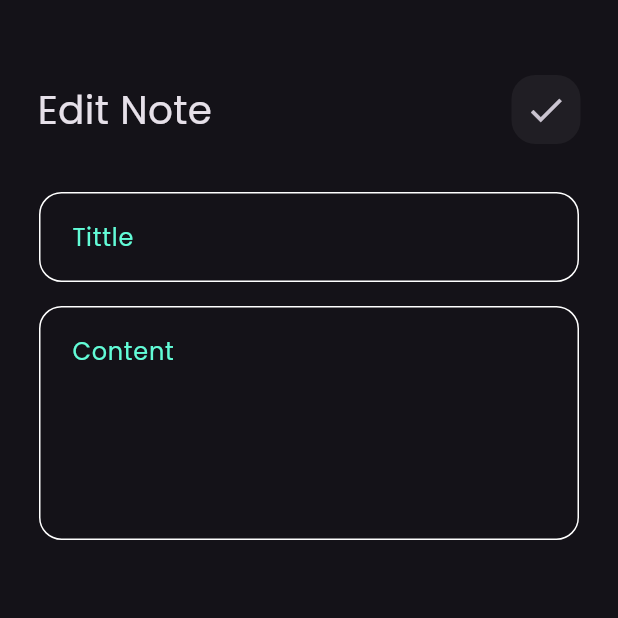
After one commit to Ezzat1444/notes_app, a Flutter app: the screen it shows after launch, after a tap on "Flutter Tips", on a phone screen of 412 x 824 dp, the top half of it. The commit adds this screen. Run offline on Flutter 3.47's test engine with Material 3 defaults, Android fonts, the phone set to English and light mode, and no system bars; our stand-ins replace font_awesome_flutter.

Commit message:
create edit view and body

```diff
--- /dev/null
+++ b/lib/views/edit_note_view.dart
@@ -0,0 +1,13 @@
+import 'package:flutter/material.dart';
+import 'package:notes_app/views/edit_view_body.dart';
+
+class EditNoteView extends StatelessWidget {
+  const EditNoteView({super.key});
+
+  @override
+  Widget build(BuildContext context) {
+    return Scaffold(
+      body: EditViewBody(),
+    );
+  }
+}
--- /dev/null
+++ b/lib/views/edit_view_body.dart
@@ -0,0 +1,49 @@
+import 'package:flutter/material.dart';
+import 'package:notes_app/views/widgets/custom_search_icon.dart';
+import 'package:notes_app/views/widgets/custom_textfield.dart';
+
+class EditViewBody extends StatelessWidget {
+  const EditViewBody({super.key});
+
+  @override
+  Widget build(BuildContext context) {
+    return Padding(
+      padding: const EdgeInsets.symmetric(vertical: 30, horizontal: 10),
+      child: Column(
+        children: [
+          SizedBox(
+            height: 20,
+          ),
+          Padding(
+            padding: const EdgeInsets.only(right: 15, left: 15),
+            child: Row(
+              children: [
+                Text(
+                  'Edit Note',
+                  style: TextStyle(fontSize: 26),
+                ),
+                Spacer(),
+                CustomSearchIcon(
+                  icon: Icon(Icons.check),
+                ),
+              ],
+            ),
+          ),
+          SizedBox(
+            height: 32,
+          ),
+          CustomTextfield(
+            hint: 'Tittle',
+          ),
+          SizedBox(
+            height: 16,
+          ),
+          CustomTextfield(
+            hint: 'Content',
+            maxlines: 5,
+          ),
+        ],
+      ),
+    );
+  }
+}
--- a/lib/views/widgets/custom_app_bar.dart
+++ b/lib/views/widgets/custom_app_bar.dart
@@ -2,8 +2,7 @@ import 'package:flutter/material.dart';
 import 'package:notes_app/views/widgets/custom_search_icon.dart';
 
 class CustomAppBar extends StatelessWidget {
-  const CustomAppBar({super.key});
-
+  const CustomAppBar({super.key, });
   @override
   Widget build(BuildContext context) {
     return const Row(
@@ -13,7 +12,9 @@ class CustomAppBar extends StatelessWidget {
           style: TextStyle(fontSize: 30),
         ),
         Spacer(),
-        CustomSearchIcon(),
+        CustomSearchIcon(
+          icon: Icon(Icons.search),
+        ),
       ],
     );
   }
--- a/lib/views/widgets/custom_note_item.dart
+++ b/lib/views/widgets/custom_note_item.dart
@@ -1,12 +1,19 @@
 import 'package:flutter/material.dart';
 import 'package:font_awesome_flutter/font_awesome_flutter.dart';
+import 'package:notes_app/views/edit_note_view.dart';
 
 class NoteItem extends StatelessWidget {
   const NoteItem({super.key});
 
   @override
   Widget build(BuildContext context) {
-    return Container(
+    return GestureDetector(
+      onTap: () {
+        Navigator.push(context, MaterialPageRoute(builder: (context) {
+          return const EditNoteView();
+        }));
+      },
+      child: Container(
         padding: EdgeInsets.only(top: 24, left: 16, bottom: 24),
         decoration: BoxDecoration(
           color: const Color(0xffFFCC80),
@@ -49,6 +56,7 @@ class NoteItem extends StatelessWidget {
             ),
           ],
         ),
+      ),
     );
   }
 }
--- a/lib/views/widgets/custom_search_icon.dart
+++ b/lib/views/widgets/custom_search_icon.dart
@@ -1,8 +1,8 @@
 import 'package:flutter/material.dart';
 
 class CustomSearchIcon extends StatelessWidget {
-  const CustomSearchIcon({super.key});
-
+  const CustomSearchIcon({super.key, required this.icon});
+  final Icon icon;
   @override
   Widget build(BuildContext context) {
     return Container(
@@ -14,7 +14,7 @@ class CustomSearchIcon extends StatelessWidget {
       ),
       child: IconButton(
         onPressed: () {},
-        icon: Icon(Icons.search),
+        icon: icon,
         iconSize: 28,
       ),
     );
```
Lines whose indentation alone changed are shown as unchanged.
